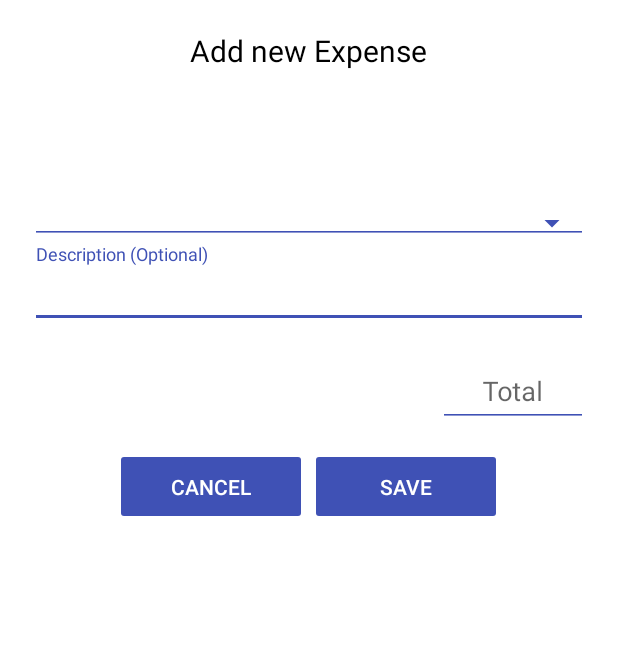
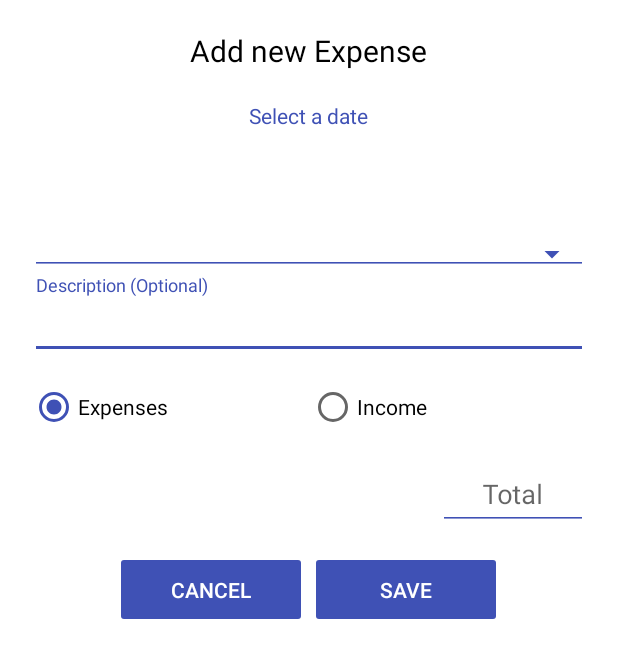
Before and after one commit to PedroCarrillo/Expense-Tracker-App, an Android app: the layout fragment_dialog_new_expense.xml on its own in the app's theme, with its tools: preview values and no code run, on a phone screen of 412 x 824 dp. Shown: the top 658 px of the screen. Run offline under Robolectric (Android 15) with nearby library versions, the phone set to English and light mode, and no system bars.

Commit message:
Adding option to support income. Minor visual bugs.

```diff
--- a/ExpenseTracker/app/src/main/java/com/pedrocarrillo/expensetracker/adapters/BaseExpenseAdapter.java
+++ b/ExpenseTracker/app/src/main/java/com/pedrocarrillo/expensetracker/adapters/BaseExpenseAdapter.java
@@ -48,7 +48,7 @@ public class BaseExpenseAdapter<VH extends RecyclerView.ViewHolder> extends Base
     @Override
     public BaseExpenseViewHolder onCreateViewHolder(ViewGroup parent, int viewType) {
         View v = LayoutInflater.from(parent.getContext())
-                .inflate(R.layout.layout_expense_item, parent, false);
+                .inflate(R.layout.layout_expense_item_test, parent, false);
         return new BaseExpenseViewHolder(v, onRecyclerClickListener);
     }
 
--- a/ExpenseTracker/app/src/main/java/com/pedrocarrillo/expensetracker/adapters/MainExpenseAdapter.java
+++ b/ExpenseTracker/app/src/main/java/com/pedrocarrillo/expensetracker/adapters/MainExpenseAdapter.java
@@ -38,7 +38,7 @@ public class MainExpenseAdapter extends BaseExpenseAdapter {
                 break;
             }
             case VIEW_TYPE_EXPENSE_ROW: {
-                layoutId = R.layout.layout_expense_item;
+                layoutId = R.layout.layout_expense_item_test;
                 break;
             }
         }
--- a/ExpenseTracker/app/src/main/java/com/pedrocarrillo/expensetracker/ui/expenses/ExpensesFragment.java
+++ b/ExpenseTracker/app/src/main/java/com/pedrocarrillo/expensetracker/ui/expenses/ExpensesFragment.java
@@ -22,6 +22,7 @@ import com.pedrocarrillo.expensetracker.R;
 import com.pedrocarrillo.expensetracker.adapters.MainExpenseAdapter;
 import com.pedrocarrillo.expensetracker.custom.BaseViewHolder;
 import com.pedrocarrillo.expensetracker.custom.DefaultRecyclerViewItemDecorator;
+import com.pedrocarrillo.expensetracker.custom.DividerRecyclerItemDecorator;
 import com.pedrocarrillo.expensetracker.custom.SparseBooleanArrayParcelable;
 import com.pedrocarrillo.expensetracker.entities.Expense;
 import com.pedrocarrillo.expensetracker.interfaces.IConstants;
@@ -118,7 +119,10 @@ public class ExpensesFragment extends MainFragment implements BaseViewHolder.Rec
             }
         }
         rvExpenses.setLayoutManager(new LinearLayoutManager(getActivity()));
-        rvExpenses.addItemDecoration(new DefaultRecyclerViewItemDecorator(getResources().getDimension(R.dimen.dimen_5dp)));
+//        rvExpenses.addItemDecoration(new DefaultRecyclerViewItemDecorator(getResources().getDimension(R.dimen.dimen_5dp)));
+
+        rvExpenses.addItemDecoration(
+                new DividerRecyclerItemDecorator(getActivity()));
     }
 
     public void updateData() {
--- a/ExpenseTracker/app/src/main/java/com/pedrocarrillo/expensetracker/ui/history/HistoryFragment.java
+++ b/ExpenseTracker/app/src/main/java/com/pedrocarrillo/expensetracker/ui/history/HistoryFragment.java
@@ -24,6 +24,7 @@ import com.pedrocarrillo.expensetracker.R;
 import com.pedrocarrillo.expensetracker.adapters.BaseExpenseAdapter;
 import com.pedrocarrillo.expensetracker.custom.BaseViewHolder;
 import com.pedrocarrillo.expensetracker.custom.DefaultRecyclerViewItemDecorator;
+import com.pedrocarrillo.expensetracker.custom.DividerRecyclerItemDecorator;
 import com.pedrocarrillo.expensetracker.custom.SelectDateFragment;
 import com.pedrocarrillo.expensetracker.custom.SparseBooleanArrayParcelable;
 import com.pedrocarrillo.expensetracker.custom.WrapContentManagerRecyclerView;
@@ -89,7 +90,9 @@ public class HistoryFragment extends MainFragment implements BaseViewHolder.Recy
 
         rvHistory.setLayoutManager(new WrapContentManagerRecyclerView(getActivity()));
         rvHistory.setHasFixedSize(true);
-        rvHistory.addItemDecoration(new DefaultRecyclerViewItemDecorator(getResources().getDimension(R.dimen.dimen_10dp)));
+        rvHistory.addItemDecoration(
+                new DividerRecyclerItemDecorator(getActivity()));
+//        rvHistory.addItemDecoration(new DefaultRecyclerViewItemDecorator(getResources().getDimension(R.dimen.dimen_10dp)));
         rvHistory.setNestedScrollingEnabled(false);
     }
 
--- /dev/null
+++ b/ExpenseTracker/app/src/main/res/drawable-v21/test_foreground.xml
@@ -0,0 +1,5 @@
+<?xml version="1.0" encoding="utf-8"?>
+<selector xmlns:android="http://schemas.android.com/apk/res/android">
+    <item android:state_selected="true" android:drawable="@color/grey_transparent"/>
+    <item android:drawable="@drawable/ripple_card_view"/>
+</selector>
--- /dev/null
+++ b/ExpenseTracker/app/src/main/res/drawable/test_foreground.xml
@@ -0,0 +1,2 @@
+<inset xmlns:android="http://schemas.android.com/apk/res/android"
+    android:drawable="@drawable/card_foreground_selector"/>
--- a/ExpenseTracker/app/src/main/res/layout/fragment_dialog_new_expense.xml
+++ b/ExpenseTracker/app/src/main/res/layout/fragment_dialog_new_expense.xml
@@ -14,13 +14,21 @@
         android:textSize="@dimen/text_size_20"
         android:layout_marginTop="@dimen/dimen_20dp" />
 
+    <TextView
+        android:layout_width="wrap_content"
+        android:layout_height="wrap_content"
+        style="@style/ExpenseTrackerTextView"
+        android:text="@string/select_date_hint"
+        android:textColor="@color/primary"
+        android:layout_marginTop="@dimen/dimen_20dp" />
+
     <Button
         android:id="@+id/btn_date"
         android:layout_width="wrap_content"
         android:layout_height="wrap_content"
         android:textSize="@dimen/text_size_20"
         android:textColor="@color/primary_dark"
-        android:layout_marginTop="@dimen/dimen_20dp"
+        android:layout_marginTop="@dimen/dimen_5dp"
         style="?android:attr/borderlessButtonStyle"
         android:elevation="@dimen/elevation_dp"/>
 
@@ -28,7 +36,7 @@
         android:id="@+id/sp_categories"
         android:layout_width="match_parent"
         android:layout_height="wrap_content"
-        android:layout_marginTop="@dimen/dimen_20dp"
+        android:layout_marginTop="@dimen/activity_horizontal_margin"
         android:layout_marginLeft="@dimen/dimen_20dp"
         android:layout_marginRight="@dimen/dimen_20dp"
         style="@style/ExpenseTrackerSpinner"/>
@@ -42,13 +50,44 @@
             android:layout_width="match_parent"
             android:layout_height="wrap_content"
             android:hint="@string/optional_description"
-            android:layout_marginTop="@dimen/dimen_20dp"
+            android:layout_marginTop="@dimen/activity_horizontal_margin"
             android:maxLines="2"
             android:layout_marginLeft="@dimen/dimen_20dp"
             android:layout_marginRight="@dimen/dimen_20dp"
             style="@style/ExpenseTrackerEditText"/>
 
     </android.support.design.widget.TextInputLayout>
+
+    <LinearLayout
+        android:layout_width="match_parent"
+        android:layout_height="wrap_content"
+        android:orientation="horizontal">
+
+        <RadioGroup
+            android:layout_width="match_parent"
+            android:layout_marginTop="@dimen/activity_horizontal_margin"
+            android:layout_marginLeft="@dimen/dimen_20dp"
+            android:layout_marginRight="@dimen/dimen_20dp"
+            android:layout_height="match_parent"
+            android:gravity="center"
+            android:orientation="horizontal">
+            <RadioButton
+                android:id="@+id/rb_expenses"
+                android:layout_width="0dp"
+                android:layout_height="match_parent"
+                android:layout_weight="0.5"
+                android:checked="true"
+                android:text="@string/expenses"/>
+
+            <RadioButton
+                android:id="@+id/rb_income"
+                android:layout_width="0dp"
+                android:layout_height="match_parent"
+                android:layout_weight="0.5"
+                android:text="@string/income"/>
+        </RadioGroup>
+
+    </LinearLayout>
 
     <android.support.design.widget.TextInputLayout
         android:layout_width="@dimen/dimen_10_10dp"
--- a/ExpenseTracker/app/src/main/res/values/dimens.xml
+++ b/ExpenseTracker/app/src/main/res/values/dimens.xml
@@ -35,4 +35,5 @@
     <dimen name="dimen_25_10dp">250dp</dimen>
     <dimen name="dimen_25dp">25dp</dimen>
     <dimen name="text_size_14">14sp</dimen>
+    <dimen name="dimen_16dp">16dp</dimen>
 </resources>
--- a/ExpenseTracker/app/src/main/res/values/strings.xml
+++ b/ExpenseTracker/app/src/main/res/values/strings.xml
@@ -608,4 +608,8 @@
     <string name="ok">Ok</string>
     <string name="expenses_mail_content">Expenses Record by Expense Tracker</string>
     <string name="share_title">Send your record to your mail</string>
+    <string name="food_category">Food</string>
+    <string name="transportation_category">Transportation</string>
+    <string name="other_category">Others</string>
+    <string name="select_date_hint">Select a date</string>
 </resources>
```
Also changed, not shown: ExpenseTracker/app/src/main/java/com/pedrocarrillo/expensetracker/custom/DividerRecyclerItemDecorator.java (added, +54 -0 lines), ExpenseTracker/app/src/main/java/com/pedrocarrillo/expensetracker/ui/MainActivity.java (+12 -0 lines), ExpenseTracker/app/src/main/java/com/pedrocarrillo/expensetracker/ui/expenses/NewExpenseFragment.java (+27 -1 lines), ExpenseTracker/app/src/main/res/layout/layout_expense_item_test.xml (renamed from ExpenseTracker/app/src/main/res/layout/layout_expense_item.xml, +18 -17 lines), 1 other file.
